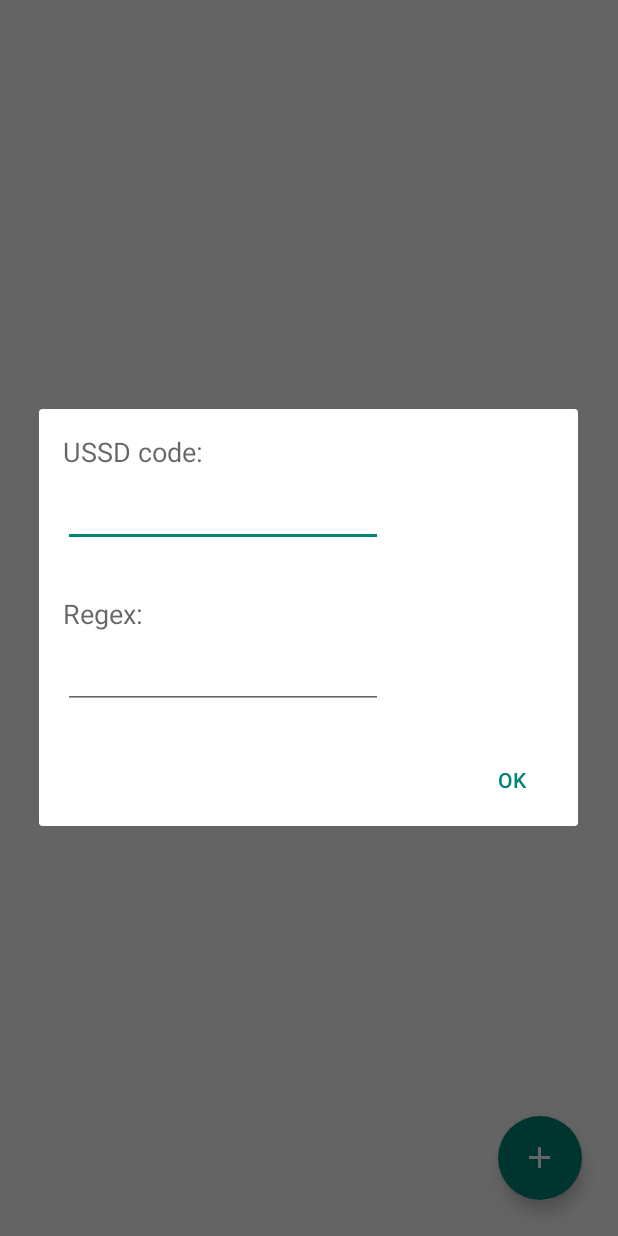
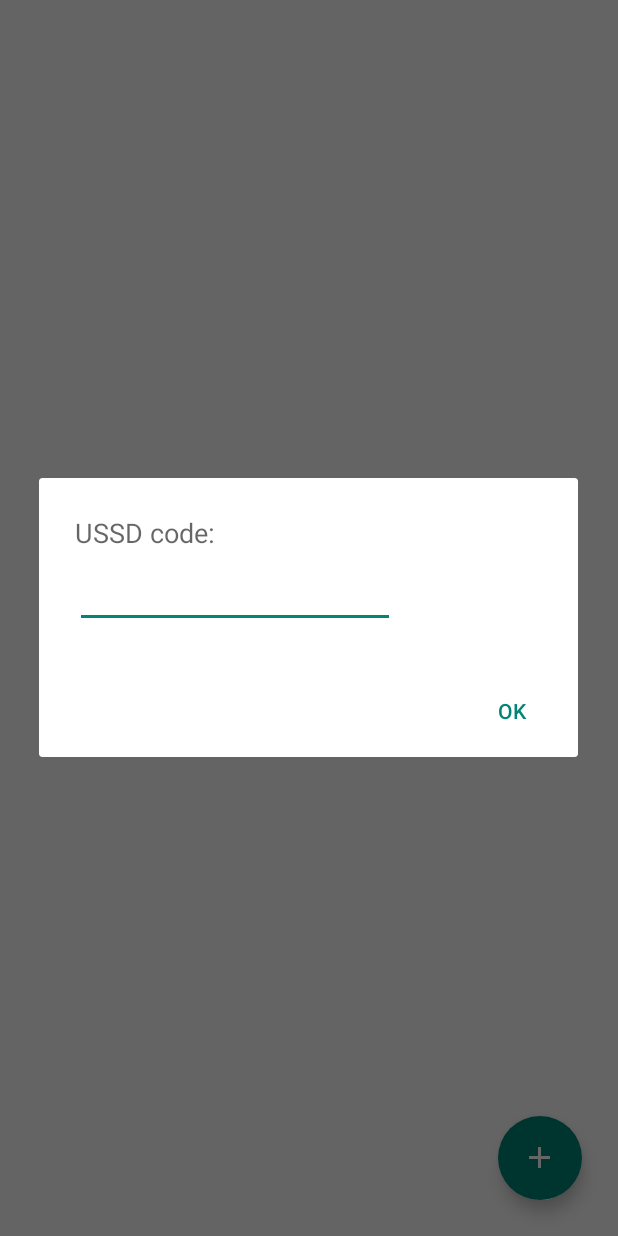
Before and after one commit to dybarsky/ussd, an Android app: the screen it shows after launch (UssdListActivity), after a tap on an icon or button, on a phone screen of 412 x 824 dp. Run offline under Robolectric (Android 15) with nearby library versions, the phone set to English and light mode, and no system bars; our stand-ins replace ButterKnife; 1 statement that could not run was skipped.

Commit message:
Simplify app
- use constraint layout
- remove regex feature
- rename app to accessibilityd demo
- typo fixes
- remove hardcoded strings

```diff
--- a/build.gradle
+++ b/build.gradle
@@ -21,6 +21,7 @@ dependencies {
     compile 'com.android.support:appcompat-v7:25.2.0'
     compile 'com.android.support:recyclerview-v7:25.2.0'
     compile 'com.android.support:design:25.2.0'
+    compile 'com.android.support.constraint:constraint-layout:1.0.1'
 
     compile 'com.jakewharton:butterknife:8.5.1'
     annotationProcessor 'com.jakewharton:butterknife-compiler:8.5.1'
--- a/src/main/java/com/tooploox/ussd/data/UssdExecutor.java
+++ b/src/main/java/com/tooploox/ussd/data/UssdExecutor.java
@@ -10,5 +10,5 @@ public interface UssdExecutor {
 
     void run(Ussd ussd);
 
-    void setResult(String result);
+    void setResponse(String result);
 }
--- a/src/main/java/com/tooploox/ussd/data/UssdRuntimeStorage.java
+++ b/src/main/java/com/tooploox/ussd/data/UssdRuntimeStorage.java
@@ -28,9 +28,7 @@ public class UssdRuntimeStorage implements UssdRepository {
         for (Ussd u : list) {
             if (u.getId().equals(ussd.getId())) {
                 u.setCode(ussd.getCode());
-                u.setRegex(ussd.getRegex());
                 u.setResponse(ussd.getResponse());
-                u.setResult(ussd.getResult());
             }
         }
     }
--- a/src/main/java/com/tooploox/ussd/ui/UssdListActivity.java
+++ b/src/main/java/com/tooploox/ussd/ui/UssdListActivity.java
@@ -16,7 +16,6 @@ import android.widget.EditText;
 import com.tooploox.ussd.App;
 import com.tooploox.ussd.R;
 import com.tooploox.ussd.domain.Ussd;
-import com.tooploox.ussd.domain.UssdResultMatcher;
 import com.tooploox.ussd.utils.EventBus;
 import com.tooploox.ussd.utils.Predicate;
 import com.tooploox.ussd.utils.Strings;
@@ -37,9 +36,6 @@ public class UssdListActivity extends AppCompatActivity {
 
         @BindView(R.id.dialog_et_ussd_query)
         EditText etUssdQuery;
-
-        @BindView(R.id.dialog_et_regex)
-        EditText etRegex;
     }
 
     class Logic {
@@ -48,7 +44,7 @@ public class UssdListActivity extends AppCompatActivity {
                 et -> et.getText() != null && !Strings.isNullOrEmpty(et.getText().toString());
 
         boolean isInputValid() {
-            return notEmptyPredicate.apply(dialogViews.etRegex) && notEmptyPredicate.apply(dialogViews.etUssdQuery);
+            return notEmptyPredicate.apply(dialogViews.etUssdQuery);
         }
 
     }
@@ -64,7 +60,7 @@ public class UssdListActivity extends AppCompatActivity {
             if (!logic.isInputValid())
                 return;
 
-            presenter.addUssd(dialogViews.etUssdQuery.getText().toString(), dialogViews.etRegex.getText().toString());
+            presenter.addUssd(dialogViews.etUssdQuery.getText().toString());
             dialog.dismiss();
         }
 
@@ -86,7 +82,7 @@ public class UssdListActivity extends AppCompatActivity {
     protected void onCreate(@Nullable Bundle savedInstanceState) {
         super.onCreate(savedInstanceState);
 
-        setContentView(R.layout.activity);
+        setContentView(R.layout.activity_ussd_list);
 
         ButterKnife.bind(activityViews, this);
         ButterKnife.bind(eventsReactor, this);
@@ -116,7 +112,7 @@ public class UssdListActivity extends AppCompatActivity {
 
     public void showAddUssdDialog() {
         AlertDialog dialog = new AlertDialog.Builder(this)
-                .setView(R.layout.dialog)
+                .setView(R.layout.dialog_add_ussd)
                 .setCancelable(true)
                 .setPositiveButton(android.R.string.ok, eventsReactor::onDialogDoneButtonClicked)
                 .create();
--- a/src/main/java/com/tooploox/ussd/ui/UssdListAdapter.java
+++ b/src/main/java/com/tooploox/ussd/ui/UssdListAdapter.java
@@ -42,9 +42,9 @@ class UssdListAdapter extends RecyclerView.Adapter<UssdListAdapter.Holder> imple
     @Override
     public Holder onCreateViewHolder(ViewGroup parent, int viewType) {
         LayoutInflater inflater = LayoutInflater.from(parent.getContext());
-        ViewDataBinding binding = DataBindingUtil.inflate(inflater, R.layout.item, parent, false);
+        ViewDataBinding binding = DataBindingUtil.inflate(inflater, R.layout.ussd_list_item, parent, false);
         binding.getRoot().setOnClickListener(view -> {
-            Ussd ussd = getUssdByPosition(viewPositionProvider.getPositon(view));
+            Ussd ussd = getUssdByPosition(viewPositionProvider.getPosition(view));
             uiEventsReactor.onUssdItemClicked(ussd);
         });
         return new Holder(binding);
--- a/src/main/java/com/tooploox/ussd/ui/UssdListPresenter.java
+++ b/src/main/java/com/tooploox/ussd/ui/UssdListPresenter.java
@@ -3,7 +3,6 @@ package com.tooploox.ussd.ui;
 import com.tooploox.ussd.data.UssdExecutor;
 import com.tooploox.ussd.data.UssdRepository;
 import com.tooploox.ussd.domain.Ussd;
-import com.tooploox.ussd.domain.UssdResultMatcher;
 
 /**
  * Maksym Dybarskyi | maksym.dybarskyi@tooploox.com
@@ -21,11 +20,9 @@ public class UssdListPresenter {
         this.executor = executor;
     }
 
-    public void addUssd(String code, String regex) {
+    public void addUssd(String code) {
         Ussd ussd = new Ussd();
         ussd.setCode(code);
-        ussd.setRegex(regex);
-        UssdResultMatcher.matchResult(ussd); // init default result
         repository.addUssd(ussd);
         loadUssdList();
     }
--- a/src/main/java/com/tooploox/ussd/utils/ItemViewPositionProvider.java
+++ b/src/main/java/com/tooploox/ussd/utils/ItemViewPositionProvider.java
@@ -9,5 +9,5 @@ import android.view.View;
 @FunctionalInterface
 public interface ItemViewPositionProvider {
 
-    int getPositon(View view);
+    int getPosition(View view);
 }
--- a/src/main/res/layout/activity.xml
+++ b/src/main/res/layout/activity_ussd_list.xml
@@ -11,7 +11,7 @@
         android:id="@+id/recycler_view"
         android:layout_width="match_parent"
         android:layout_height="match_parent"
-        android:layout_marginTop="@dimen/list_margin"
+        android:layout_margin="@dimen/list_margin"
         android:layout_alignParentStart="true"
         android:layout_alignParentLeft="true"
         />
--- a/src/main/res/layout/dialog.xml
+++ /dev/null
@@ -1,58 +0,0 @@
-<?xml version="1.0" encoding="utf-8"?>
-<LinearLayout
-    xmlns:android="http://schemas.android.com/apk/res/android"
-    xmlns:tools="http://schemas.android.com/tools"
-    android:layout_width="match_parent"
-    android:layout_height="match_parent"
-    android:orientation="vertical"
-    tools:context=".ui.UssdListActivity">
-
-    <RelativeLayout
-        android:layout_width="match_parent"
-        android:layout_height="wrap_content"
-        android:layout_margin="@dimen/dialog_row_margin">
-
-        <TextView
-            android:id="@+id/dialog_tv_ussd_code"
-            android:layout_width="wrap_content"
-            android:layout_height="wrap_content"
-            android:textAppearance="?android:attr/textAppearanceMedium"
-            android:text="@string/ussd_code"
-            />
-
-        <EditText
-            android:id="@+id/dialog_et_ussd_query"
-            android:layout_width="wrap_content"
-            android:layout_height="wrap_content"
-            android:layout_below="@id/dialog_tv_ussd_code"
-            android:layout_marginTop="@dimen/dialog_et_margin_top"
-            android:inputType="phone"
-            android:ems="10"
-            />
-    </RelativeLayout>
-
-    <RelativeLayout
-        android:layout_width="match_parent"
-        android:layout_height="wrap_content"
-        android:layout_margin="@dimen/dialog_row_margin">
-
-        <TextView
-            android:id="@+id/dialog_tv_regex"
-            android:layout_width="wrap_content"
-            android:layout_height="wrap_content"
-            android:textAppearance="?android:attr/textAppearanceMedium"
-            android:text="@string/regex"
-            />
-
-        <EditText
-            android:id="@+id/dialog_et_regex"
-            android:layout_width="wrap_content"
-            android:layout_height="wrap_content"
-            android:layout_below="@id/dialog_tv_regex"
-            android:layout_marginTop="@dimen/dialog_et_margin_top"
-            android:ems="10"
-            />
-
-    </RelativeLayout>
-
-</LinearLayout>
--- /dev/null
+++ b/src/main/res/layout/dialog_add_ussd.xml
@@ -0,0 +1,29 @@
+<?xml version="1.0" encoding="utf-8"?>
+<android.support.constraint.ConstraintLayout
+    xmlns:android="http://schemas.android.com/apk/res/android"
+    xmlns:app="http://schemas.android.com/apk/res-auto"
+    android:layout_width="match_parent"
+    android:layout_height="match_parent"
+    android:padding="@dimen/dialog_content_padding">
+
+    <TextView
+        android:id="@+id/dialog_tv_ussd_code"
+        android:layout_width="wrap_content"
+        android:layout_height="wrap_content"
+        android:textAppearance="?android:attr/textAppearanceMedium"
+        android:text="@string/ussd_code"
+        app:layout_constraintStart_toStartOf="parent"
+        />
+
+    <EditText
+        android:id="@+id/dialog_et_ussd_query"
+        android:layout_width="wrap_content"
+        android:layout_height="wrap_content"
+        android:layout_marginTop="@dimen/dialog_et_margin_top"
+        android:inputType="phone"
+        android:ems="10"
+        app:layout_constraintTop_toBottomOf="@id/dialog_tv_ussd_code"
+        app:layout_constraintStart_toStartOf="parent"
+        />
+
+</android.support.constraint.ConstraintLayout>
--- a/src/main/res/values/dimens.xml
+++ b/src/main/res/values/dimens.xml
@@ -2,14 +2,14 @@
 <resources>
     <dimen name="fab_margin">24dp</dimen>
     <dimen name="fab_elevation">6dp</dimen>
-    <dimen name="list_item_height">48dp</dimen>
+
+    <dimen name="list_margin">8dp</dimen>
+
+    <dimen name="list_item_min_height">32dp</dimen>
     <dimen name="list_item_padding">16dp</dimen>
-    <dimen name="list_margin">4dp</dimen>
-    <dimen name="dialog_row_margin">16dp</dimen>
+    <dimen name="list_item_response_padding_left">32dp</dimen>
+    <dimen name="list_item_result_min_width">72dp</dimen>
+
+    <dimen name="dialog_content_padding">24dp</dimen>
     <dimen name="dialog_et_margin_top">6dp</dimen>
-    <dimen name="item_regex_padding_left">20dp</dimen>
-    <dimen name="item_response_padding_left">32dp</dimen>
-    <dimen name="item_result_min_width">72dp</dimen>
-    <dimen name="small_text_size">10sp</dimen>
-
 </resources>
--- a/src/main/res/values/strings.xml
+++ b/src/main/res/values/strings.xml
@@ -1,7 +1,7 @@
 <?xml version="1.0" encoding="utf-8"?>
 <resources>
-    <string name="app_name">USSD demo</string>
+    <string name="app_name">Accessibility demo</string>
     <string name="ussd_code">USSD code:</string>
-    <string name="regex">Regex:</string>
     <string name="accessibility_service_description">This accessibility service designed to catch USSD response</string>
+    <string name="default_ussd_response">. . .</string>
 </resources>
```
Also changed, not shown: src/main/java/com/tooploox/ussd/accessibility/UssdAccessibilityService.java (+6 -7 lines), src/main/java/com/tooploox/ussd/data/UssdRunner.java (+2 -5 lines), src/main/java/com/tooploox/ussd/domain/Ussd.java (+23 -23 lines), src/main/java/com/tooploox/ussd/domain/UssdResultMatcher.java (deleted, +0 -28 lines), src/main/res/layout/item.xml (deleted, +0 -65 lines), src/main/res/layout/ussd_list_item.xml (added, +45 -0 lines).
